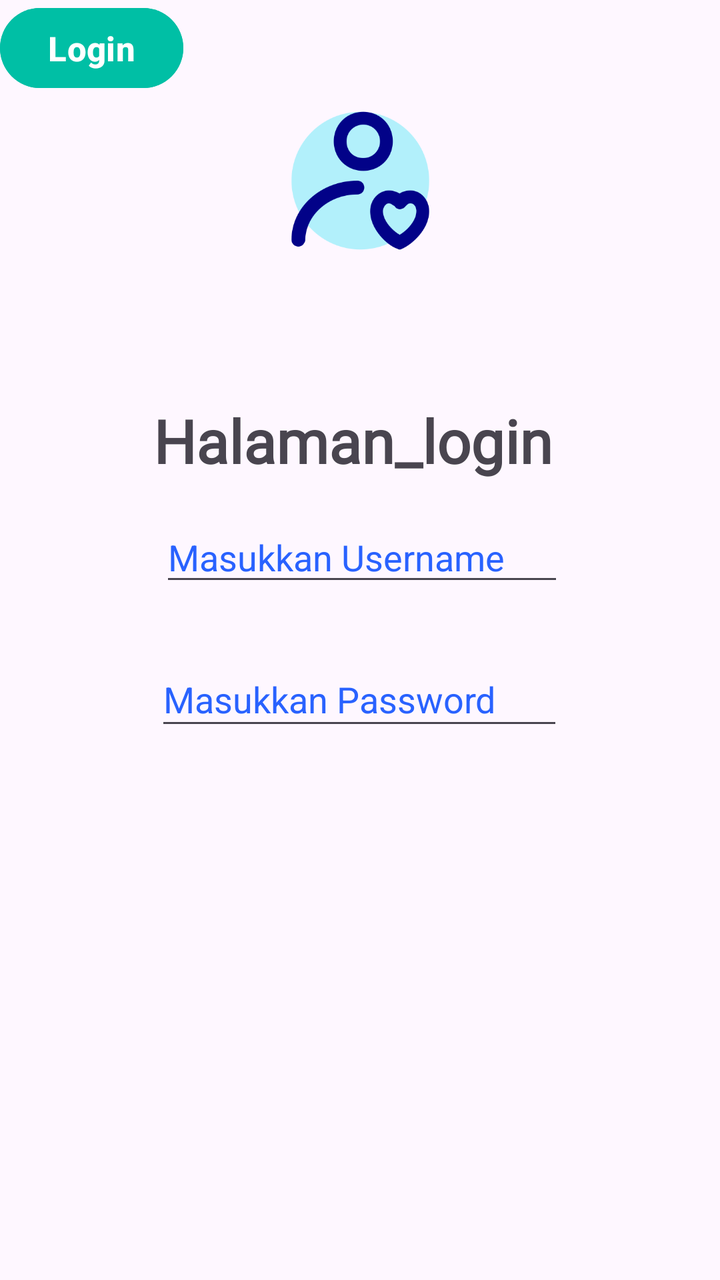
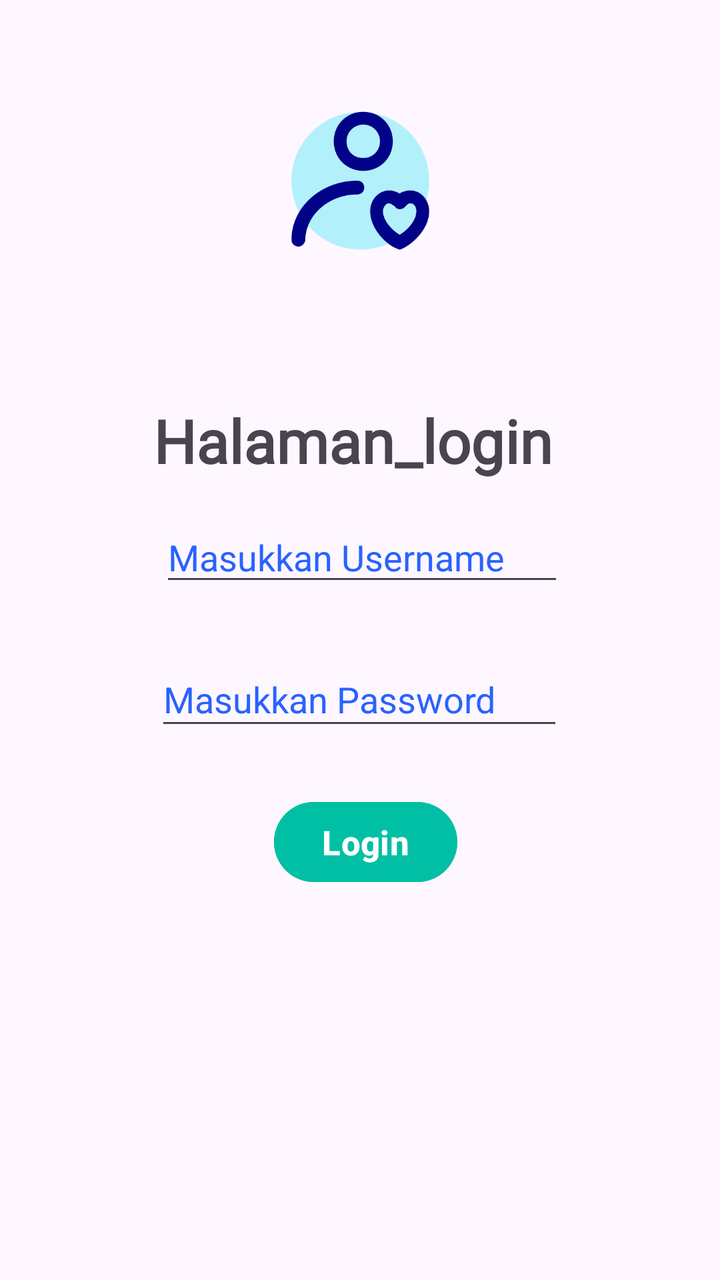

Two renders of the same Android screen: before a commit and after it. Below are the layout's source before the change and the commit's diff.
<!-- AndroidManifest.xml: application theme Theme.Zakaria_3TIA -->
<!-- res/layout/activity_login_aktivity.xml -->
<?xml version="1.0" encoding="utf-8"?>
<androidx.constraintlayout.widget.ConstraintLayout xmlns:android="http://schemas.android.com/apk/res/android"
    xmlns:app="http://schemas.android.com/apk/res-auto"
    xmlns:tools="http://schemas.android.com/tools"
    android:id="@+id/main"
    android:layout_width="match_parent"
    android:layout_height="match_parent"
    tools:context=".LoginAktivity">

    <ImageView
        android:id="@+id/imageView"
        android:layout_width="215dp"
        android:layout_height="118dp"
        app:layout_constraintBottom_toTopOf="@+id/edtUsername"
        app:layout_constraintEnd_toEndOf="parent"
        app:layout_constraintStart_toStartOf="parent"
        app:layout_constraintTop_toTopOf="parent"
        app:layout_constraintVertical_bias="0.228"
        app:srcCompat="@drawable/personal" />

    <EditText
        android:id="@+id/edtUsername"
        android:layout_width="202dp"
        android:layout_height="42dp"
        android:layout_marginTop="256dp"
        android:ems="10"
        android:hint="Masukkan Username"
        android:inputType="text"
        android:textColorHint="#2962FF"
        app:layout_constraintEnd_toEndOf="parent"
        app:layout_constraintHorizontal_bias="0.507"
        app:layout_constraintStart_toStartOf="parent"
        app:layout_constraintTop_toTopOf="parent" />

    <EditText
        android:id="@+id/edtPassword"
        android:layout_width="204dp"
        android:layout_height="44dp"
        android:layout_marginTop="28dp"
        android:ems="10"
        android:hint="Masukkan Password"
        android:inputType="textPassword"
        android:textColorHint="#2962FF"
        app:layout_constraintEnd_toEndOf="parent"
        app:layout_constraintHorizontal_bias="0.497"
        app:layout_constraintStart_toStartOf="parent"
        app:layout_constraintTop_toBottomOf="@+id/edtUsername" />



    <TextView
        android:id="@+id/textView"
        android:layout_width="wrap_content"
        android:layout_height="wrap_content"
        android:fontFamily="@font/nunito_sans"
        android:text="@string/deskripsi"
        android:textSize="30sp"
        android:textStyle="bold"
        app:layout_constraintBottom_toTopOf="@+id/edtUsername"
        app:layout_constraintEnd_toEndOf="parent"
        app:layout_constraintHorizontal_bias="0.478"
        app:layout_constraintStart_toStartOf="parent"
        app:layout_constraintTop_toBottomOf="@+id/imageView"
        app:layout_constraintVertical_bias="0.765" />

    <Button
        android:id="@+id/Login"
        android:layout_width="wrap_content"
        android:layout_height="wrap_content"
        android:layout_marginHorizontal="100dp"
        android:backgroundTint="#00BFA5"
        android:text="Login"
        android:textSize="17sp"
        android:textStyle="bold"
        tools:layout_editor_absoluteX="157dp"
        tools:layout_editor_absoluteY="418dp" />


</androidx.constraintlayout.widget.ConstraintLayout>
<!-- resources referenced by this layout -->
<resources>
  <!-- drawable personal: png bitmap (drawable, 19913 bytes) -->
  <string name="deskripsi">Halaman_login</string>
  <style name="Theme.Zakaria_3TIA" parent="Base.Theme.Zakaria_3TIA" />
  <style name="Base.Theme.Zakaria_3TIA" parent="Theme.Material3.DayNight.NoActionBar">
          
          
      </style>
</resources>

<!-- the commit's change to res/layout/activity_login_aktivity.xml (unified diff, before → after) -->
@@ -17,6 +17,21 @@
         app:layout_constraintTop_toTopOf="parent"
         app:layout_constraintVertical_bias="0.228"
         app:srcCompat="@drawable/personal" />
+
+    <TextView
+        android:id="@+id/textView"
+        android:layout_width="wrap_content"
+        android:layout_height="wrap_content"
+        android:fontFamily="@font/nunito_sans"
+        android:text="@string/deskripsi"
+        android:textSize="30sp"
+        android:textStyle="bold"
+        app:layout_constraintBottom_toTopOf="@+id/edtUsername"
+        app:layout_constraintEnd_toEndOf="parent"
+        app:layout_constraintHorizontal_bias="0.478"
+        app:layout_constraintStart_toStartOf="parent"
+        app:layout_constraintTop_toBottomOf="@+id/imageView"
+        app:layout_constraintVertical_bias="0.765" />
 
     <EditText
         android:id="@+id/edtUsername"
@@ -46,23 +61,6 @@
         app:layout_constraintStart_toStartOf="parent"
         app:layout_constraintTop_toBottomOf="@+id/edtUsername" />
 
-
-
-    <TextView
-        android:id="@+id/textView"
-        android:layout_width="wrap_content"
-        android:layout_height="wrap_content"
-        android:fontFamily="@font/nunito_sans"
-        android:text="@string/deskripsi"
-        android:textSize="30sp"
-        android:textStyle="bold"
-        app:layout_constraintBottom_toTopOf="@+id/edtUsername"
-        app:layout_constraintEnd_toEndOf="parent"
-        app:layout_constraintHorizontal_bias="0.478"
-        app:layout_constraintStart_toStartOf="parent"
-        app:layout_constraintTop_toBottomOf="@+id/imageView"
-        app:layout_constraintVertical_bias="0.765" />
-
     <Button
         android:id="@+id/Login"
         android:layout_width="wrap_content"
@@ -72,8 +70,12 @@
         android:text="Login"
         android:textSize="17sp"
         android:textStyle="bold"
-        tools:layout_editor_absoluteX="157dp"
-        tools:layout_editor_absoluteY="418dp" />
+        app:layout_constraintBottom_toBottomOf="parent"
+        app:layout_constraintEnd_toEndOf="parent"
+        app:layout_constraintHorizontal_bias="0.54"
+        app:layout_constraintStart_toStartOf="parent"
+        app:layout_constraintTop_toBottomOf="@+id/edtPassword"
+        app:layout_constraintVertical_bias="0.121" />
 
 
 </androidx.constraintlayout.widget.ConstraintLayout>
